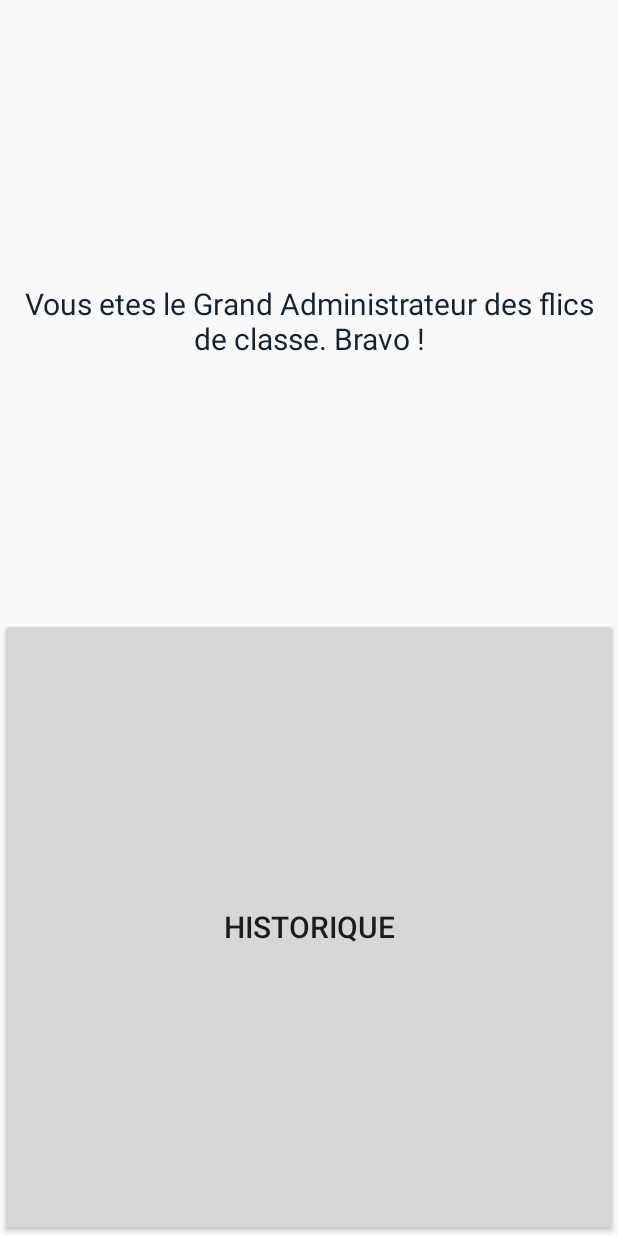
After one commit to TristanDuhesme/FlicDeClasse, an Android app: the layout activity_test_internet.xml on its own in the app's theme, with its tools: preview values and no code run, on a phone screen of 412 x 824 dp. The commit adds this screen. Run offline under Robolectric (Android 15) with nearby library versions, the phone set to English and light mode, and no system bars.

Commit message:
test internet sur une vue à part

```diff
--- a/application/app/build.gradle
+++ b/application/app/build.gradle
@@ -24,6 +24,7 @@ dependencies {
     implementation 'com.android.support.constraint:constraint-layout:1.0.2'
     implementation 'com.android.support:design:26.1.0'
     compile 'com.squareup.okhttp3:okhttp:3.4.1'
+    compile 'com.android.volley:volley:1.0.0'
     testImplementation 'junit:junit:4.12'
     androidTestImplementation 'com.android.support.test:runner:1.0.1'
     androidTestImplementation 'com.android.support.test.espresso:espresso-core:3.0.1'
--- a/application/app/src/main/AndroidManifest.xml
+++ b/application/app/src/main/AndroidManifest.xml
@@ -1,6 +1,8 @@
 <?xml version="1.0" encoding="utf-8"?>
 <manifest xmlns:android="http://schemas.android.com/apk/res/android"
     package="com.tristanduhesme.flicdeclasse">
+
+    <uses-permission android:name="android.permission.ACCESS_NETWORK_STATE" />
     <uses-permission android:name="android.permission.INTERNET" />
     <application
         android:allowBackup="true"
@@ -28,6 +30,9 @@
         <activity
             android:name=".ParamActivity"
             android:label="Parametrer les heures de cours" />
+        <activity
+            android:name=".TestInternet"
+            android:label="Test Internet" />
     </application>
 
 </manifest>
--- /dev/null
+++ b/application/app/src/main/res/layout/activity_test_internet.xml
@@ -0,0 +1,35 @@
+<?xml version="1.0" encoding="utf-8"?>
+<android.support.constraint.ConstraintLayout xmlns:android="http://schemas.android.com/apk/res/android"
+    xmlns:app="http://schemas.android.com/apk/res-auto"
+    xmlns:tools="http://schemas.android.com/tools"
+    android:layout_width="match_parent"
+    android:layout_height="match_parent"
+    android:orientation="vertical"
+    tools:context="com.tristanduhesme.flicdeclasse.MainActivity">
+    <LinearLayout
+        android:layout_width="match_parent"
+        android:layout_height="match_parent"
+        android:orientation="vertical">
+        <TextView
+            android:id="@+id/textView"
+            android:layout_width="match_parent"
+            android:layout_height="match_parent"
+            android:layout_marginEnd="8dp"
+            android:layout_marginStart="8dp"
+            android:layout_marginTop="16dp"
+            android:gravity="center"
+            android:text="@string/welcomeMessage"
+            android:textAlignment="center"
+            android:textColor="#112233"
+            android:layout_weight="3"
+            android:textSize="20dp" />
+        <Button
+            android:id="@+id/historiqueId"
+            android:layout_weight="3"
+            android:layout_width="match_parent"
+            android:layout_height="match_parent"
+            android:layout_span="2"
+            android:textSize="20dp"
+            android:text="@string/historique" />
+    </LinearLayout>
+</android.support.constraint.ConstraintLayout>
```
Also changed, not shown: application/app/src/main/java/com/tristanduhesme/flicdeclasse/MainActivity.java (+6 -6 lines), application/app/src/main/java/com/tristanduhesme/flicdeclasse/ParamActivity.java (+8 -11 lines), application/app/src/main/java/com/tristanduhesme/flicdeclasse/TestInternet.java (added, +133 -0 lines).
